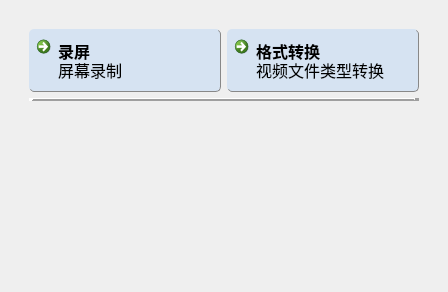
The window that app/ui/video_tools/video_tool_ui.ui (LC044/EasyBox) describes before a commit, drawn with Qt 5.
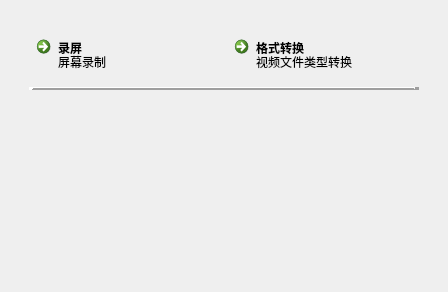
The same window after the commit. Icons and pictures are not drawn.

What changed in the file:
```diff
--- a/app/ui/video_tools/video_tool_ui.ui
+++ b/app/ui/video_tools/video_tool_ui.ui
@@ -13,39 +13,6 @@
   <property name="windowTitle">
    <string>Form</string>
   </property>
-  <property name="styleSheet">
-   <string notr="true">QPushButton{
-    background-color: rgb(250,252,253);
-    border-radius: 5px;
-    padding: 8px;
-	font-size:12pt;
-    border-right: 2px solid #888888;  /* 按钮边框，2px宽，白色 */
-    border-bottom: 2px solid #888888;  /* 按钮边框，2px宽，白色 */
-    border-left: 1px solid #ffffff;  /* 按钮边框，2px宽，白色 */
-    border-top: 1px solid #ffffff;  /* 按钮边框，2px宽，白色 */
-}
-
-
-QCommandLinkButton{
-    background-color: rgb(214,227,242);
-    border-radius: 5px;
-    padding: 8px;
-    border-right: 1px solid #888888;  /* 按钮边框，2px宽，白色 */
-    border-bottom: 1px solid #888888;  /* 按钮边框，2px宽，白色 */
-    border-left: 0px solid #ffffff;  /* 按钮边框，2px宽，白色 */
-    border-top: 0px solid #ffffff;  /* 按钮边框，2px宽，白色 */
-}
-QPushButton:hover { 
-	border-right: 2px solid #888888;  /* 按钮边框，2px宽，白色 */
-    border-bottom: 2px solid #888888;  /* 按钮边框，2px宽，白色 */
-    border-left: 1px solid #ffffff;  /* 按钮边框，2px宽，白色 */
-    border-top: 1px solid #ffffff;  /* 按钮边框，2px宽，白色 */
-}
-QPushButton:pressed { 
-    background-color: lightgray;
-	border: 2px solid #888888;
-}</string>
-  </property>
   <layout class="QVBoxLayout" name="verticalLayout_3">
    <item>
     <widget class="QScrollArea" name="scrollArea">
```
Left out of the diff: 20 changed lines with no effect on the pictures.
